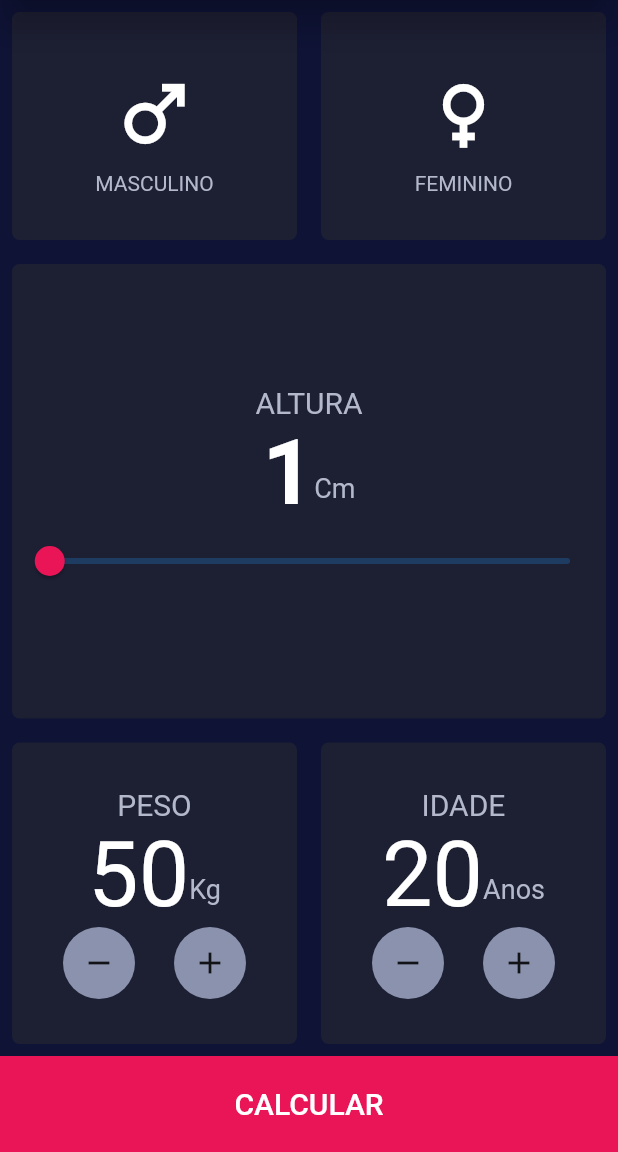
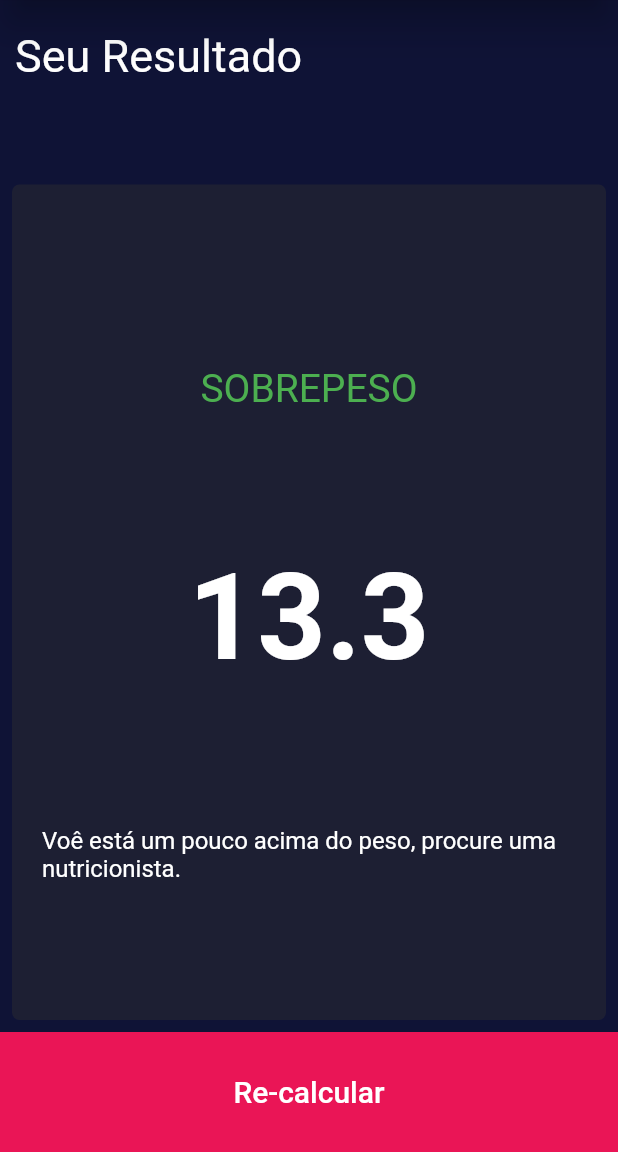
Before and after one commit to Brennez/IMC-APP-V2, a Flutter app: the screen it shows after launch, on a phone screen of 412 x 824 dp, the part 84-1236 px from its top. Run offline on Flutter 3.47's test engine with Material 2 defaults, Android fonts, the phone set to English and light mode, and no system bars.

Commit message:
página de resultado concluida

```diff
--- a/lib/main.dart
+++ b/lib/main.dart
@@ -1,4 +1,5 @@
 import 'package:flutter/material.dart';
+import 'package:imcv2/screens/resultPage.dart';
 
 import 'screens/homePage.dart';
 
@@ -16,7 +17,7 @@ class MyApp extends StatelessWidget {
       theme: ThemeData(
         primaryColor: const Color(0XFF04040C),
       ),
-      home: HomePage(),
+      home: ResultPage(),
     );
   }
 }
--- /dev/null
+++ b/lib/screens/resultPage.dart
@@ -0,0 +1,84 @@
+import 'package:flutter/material.dart';
+import 'package:imcv2/consts/colors/colors.dart';
+import 'package:imcv2/widgets/redButton.dart';
+
+class ResultPage extends StatefulWidget {
+  const ResultPage({Key? key}) : super(key: key);
+
+  @override
+  _ResultPageState createState() => _ResultPageState();
+}
+
+class _ResultPageState extends State<ResultPage> {
+  @override
+  Widget build(BuildContext context) {
+    return Scaffold(
+      backgroundColor: kprimaryColor,
+      appBar: AppBar(
+        backgroundColor: kprimaryColor,
+        title: Text("Calculadora IMC"),
+        centerTitle: true,
+        elevation: 10,
+      ),
+      body: Column(
+        children: [
+          Container(
+            margin: EdgeInsets.only(
+              bottom: 60,
+              left: 10,
+              top: 20,
+            ),
+            child: Row(
+              mainAxisAlignment: MainAxisAlignment.start,
+              children: [
+                Text(
+                  "Seu Resultado",
+                  style: TextStyle(
+                    color: kContentColor,
+                    fontSize: 30,
+                  ),
+                ),
+              ],
+            ),
+          ),
+          Expanded(
+            child: Container(
+              padding: const EdgeInsets.only(
+                left: 20,
+                right: 20,
+                top: 30.0,
+              ),
+              margin: const EdgeInsets.all(8.0),
+              decoration: BoxDecoration(
+                color: ksecondaryColor,
+                borderRadius: BorderRadius.circular(5),
+              ),
+              child: Column(
+                mainAxisAlignment: MainAxisAlignment.spaceEvenly,
+                children: [
+                  Text(
+                    "SOBREPESO",
+                    style: TextStyle(color: Colors.green, fontSize: 26),
+                  ),
+                  Text(
+                    "13.3",
+                    style: TextStyle(
+                      color: kContentColor,
+                      fontSize: 80,
+                      fontWeight: FontWeight.bold,
+                    ),
+                  ),
+                  Text(
+                    "Voê está um pouco acima do peso, procure uma nutricionista.",
+                    style: TextStyle(color: kContentColor, fontSize: 16),
+                  )
+                ],
+              ),
+            ),
+          ),
+          RedButton(text: "Re-calcular")
+        ],
+      ),
+    );
+  }
+}
--- a/lib/widgets/redButton.dart
+++ b/lib/widgets/redButton.dart
@@ -14,11 +14,14 @@ class RedButton extends StatelessWidget {
       child: Row(
         mainAxisAlignment: MainAxisAlignment.center,
         children: [
-          TextButton(
-            onPressed: () {},
-            child: Text(
-              text,
-              style: TextStyle(color: kContentColor, fontSize: 20),
+          Padding(
+            padding: const EdgeInsets.all(8.0),
+            child: TextButton(
+              onPressed: () {},
+              child: Text(
+                text,
+                style: TextStyle(color: kContentColor, fontSize: 20),
+              ),
             ),
           ),
         ],
```
